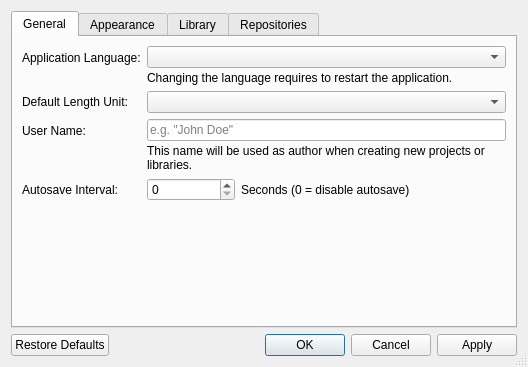
Above: libs/librepcb/workspace/settings/workspacesettingsdialog.ui from LibrePCB/LibrePCB before the change. Below: the same form after it.
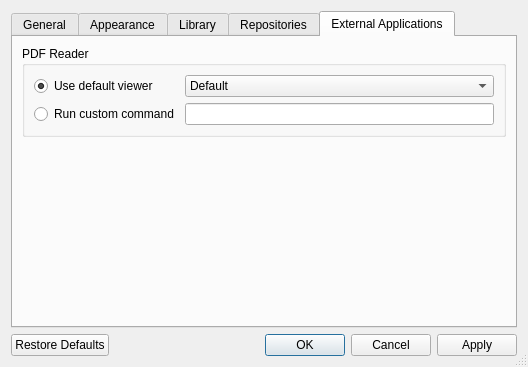
That is the form after the change. Custom widgets are drawn as their Qt base class.

Commit message:
Workspace: Add "External Applications" to settings dialog
Associated issue: #373

What changed in the file:
```diff
--- a/libs/librepcb/workspace/settings/workspacesettingsdialog.ui
+++ b/libs/librepcb/workspace/settings/workspacesettingsdialog.ui
@@ -26,7 +26,7 @@
    <item>
     <widget class="QTabWidget" name="tabWidget">
      <property name="currentIndex">
-      <number>0</number>
+      <number>4</number>
      </property>
      <widget class="QWidget" name="generalTab">
       <attribute name="title">
@@ -280,6 +280,68 @@
        </item>
       </layout>
      </widget>
+     <widget class="QWidget" name="externalApplicationsTab">
+      <attribute name="title">
+       <string>External Applications</string>
+      </attribute>
+      <layout class="QVBoxLayout" name="verticalLayout_2">
+       <item>
+        <widget class="QGroupBox" name="pdfBox">
+         <property name="title">
+          <string>PDF Reader</string>
+         </property>
+         <layout class="QGridLayout" name="gridLayout">
+          <item row="0" column="0">
+           <widget class="QRadioButton" name="pdfDefaultRadioBtn">
+            <property name="text">
+             <string>Use default viewer</string>
+            </property>
+            <property name="checked">
+             <bool>true</bool>
+            </property>
+           </widget>
+          </item>
+          <item row="1" column="1">
+           <widget class="QLineEdit" name="pdfCustomCmdEdit">
+            <property name="enabled">
+             <bool>true</bool>
+            </property>
+           </widget>
+          </item>
+          <item row="1" column="0">
+           <widget class="QRadioButton" name="pdfCustomRadioBtn">
+            <property name="text">
+             <string>Run custom command</string>
+            </property>
+           </widget>
+          </item>
+          <item row="0" column="1">
+           <widget class="QComboBox" name="pdfDefaultCombo">
+            <item>
+             <property name="text">
+              <string>Default</string>
+             </property>
+            </item>
+           </widget>
+          </item>
+         </layout>
+        </widget>
+       </item>
+       <item>
+        <spacer name="verticalSpacer">
+         <property name="orientation">
+          <enum>Qt::Vertical</enum>
+         </property>
+         <property name="sizeHint" stdset="0">
+          <size>
+           <width>20</width>
+           <height>40</height>
+          </size>
+         </property>
+        </spacer>
+       </item>
+      </layout>
+     </widget>
     </widget>
    </item>
    <item>
```
The commit also changes 1 other file.
